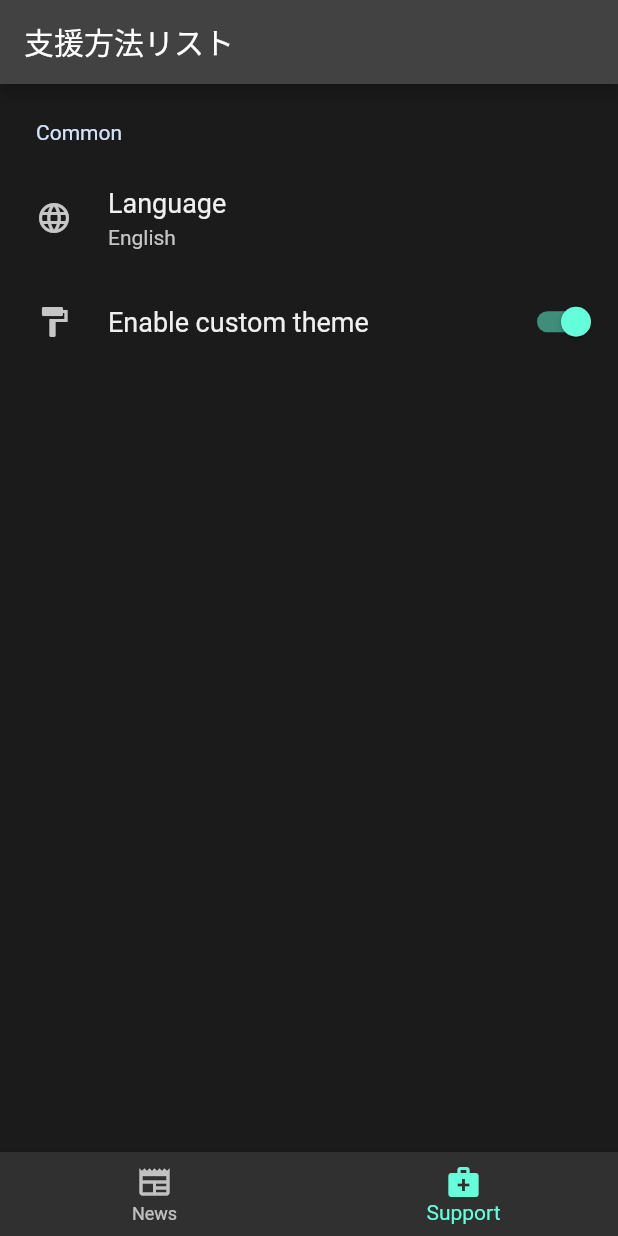
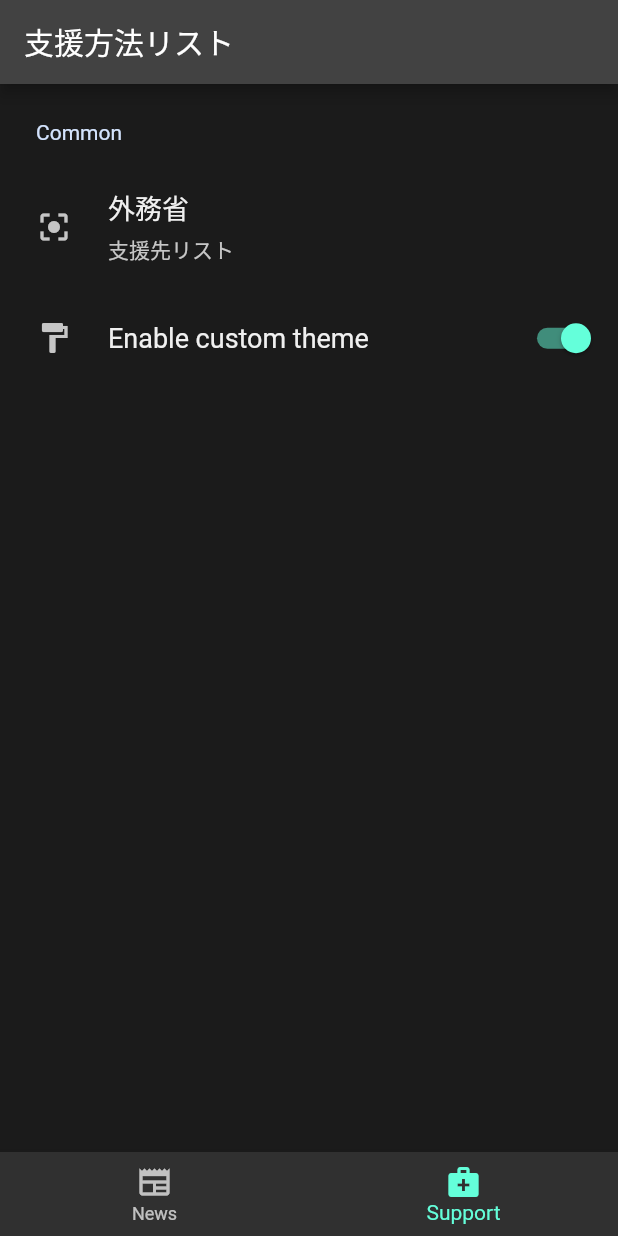
Before and after one commit to mafreud/ukraine_news, a Flutter app: the screen it shows after launch, item 2 of the bottom bar chosen, on a phone screen of 412 x 824 dp. Run offline on Flutter 3.47's test engine with Material 2 defaults, Android fonts, the phone set to English and light mode, and no system bars; drawn by our look-alikes of settings_ui; our stand-ins replace adaptive_dialog, flutter_riverpod.

```diff
--- a/lib/app/support/support_list_page.dart
+++ b/lib/app/support/support_list_page.dart
@@ -1,3 +1,4 @@
+import 'package:adaptive_dialog/adaptive_dialog.dart';
 import 'package:flutter/material.dart';
 import 'package:settings_ui/settings_ui.dart';
 
@@ -8,7 +9,7 @@ class SupportListPage extends StatelessWidget {
   Widget build(BuildContext context) {
     return Scaffold(
       appBar: AppBar(
-        title: Text('支援方法リスト'),
+        title: const Text('支援方法リスト'),
       ),
       body: SettingsList(
         sections: [
@@ -16,9 +17,12 @@ class SupportListPage extends StatelessWidget {
             title: Text('Common'),
             tiles: <SettingsTile>[
               SettingsTile.navigation(
-                leading: Icon(Icons.language),
-                title: Text('Language'),
-                value: Text('English'),
+                leading: Icon(Icons.center_focus_strong),
+                title: Text('外務省'),
+                value: Text('支援先リスト'),
+                onPressed: (context) {
+                  // 外務省のページが開く
+                },
               ),
               SettingsTile.switchTile(
                 onToggle: (value) {},
--- a/lib/main.dart
+++ b/lib/main.dart
@@ -14,15 +14,16 @@ void main() {
 class MyApp extends StatelessWidget {
   const MyApp({Key? key}) : super(key: key);
 
-  // This widget is the root of your application.
   @override
   Widget build(BuildContext context) {
     return MaterialApp(
-        title: 'Ukraine News',
-        theme: ThemeData(
-          brightness: Brightness.dark,
-          primaryColor: const Color(0xFF051367),
-        ),
-        home: const BottomNavigationBarPage());
+      debugShowCheckedModeBanner: false,
+      title: 'Ukraine News',
+      theme: ThemeData(
+        brightness: Brightness.dark,
+        primaryColor: const Color(0xFF051367),
+      ),
+      home: const BottomNavigationBarPage(),
+    );
   }
 }
--- a/pubspec.yaml
+++ b/pubspec.yaml
@@ -9,6 +9,7 @@ environment:
   sdk: ">=2.16.1 <3.0.0"
 
 dependencies:
+  adaptive_dialog: ^1.4.0
   cloud_firestore: ^3.1.10
   cupertino_icons: ^1.0.2
   firebase_auth: ^3.3.11
@@ -16,12 +17,14 @@ dependencies:
   flutter:
     sdk: flutter
   flutter_hooks: ^0.18.2+1
+  flutter_markdown: ^0.6.9+1
   flutter_riverpod: ^2.0.0-dev.4
   flutterfire_ui: ^0.3.6+1
   go_router: ^3.0.4
   hooks_riverpod: ^2.0.0-dev.4
   http: ^0.13.4
   settings_ui: ^2.0.2
+  url_launcher: ^6.0.20
   webfeed: ^0.7.0
 
 dev_dependencies:
```
Also changed, not shown: pubspec.lock, 2 other files.
